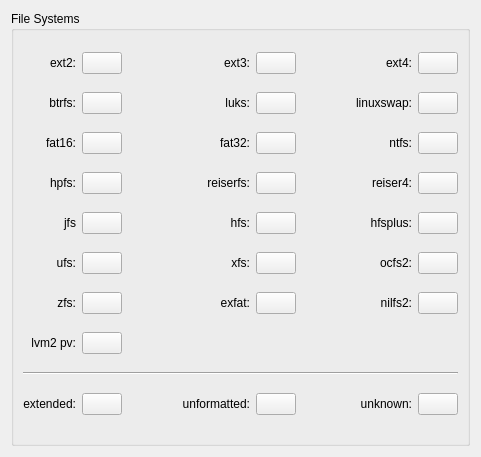
Old version of the form src/config/configurepagefilesystemcolors.ui in the repository KDE/partitionmanager.
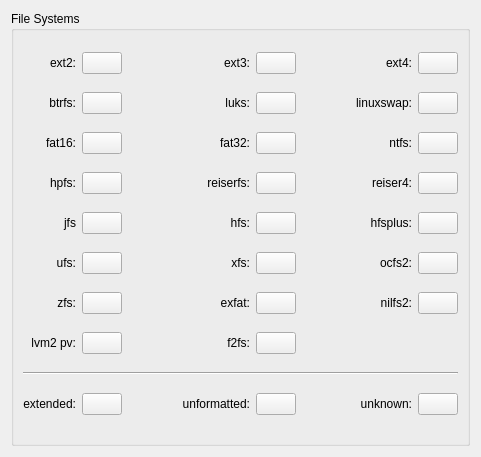
New version of the form. Custom widgets are drawn as their Qt base class.

Commit message: Add basic support for F2FS. Bump version to 2.0.50 Bug: 359795

```diff
--- a/src/config/configurepagefilesystemcolors.ui
+++ b/src/config/configurepagefilesystemcolors.ui
@@ -632,6 +632,22 @@
       <item row="7" column="1">
        <widget class="KColorButton" name="kcfg_fileSystemColorCode24"/>
       </item>
+      <item row="7" column="3">
+       <widget class="QLabel" name="textLabel_29">
+        <property name="text">
+         <string>f2fs:</string>
+        </property>
+        <property name="alignment">
+         <set>Qt::AlignRight|Qt::AlignTrailing|Qt::AlignVCenter</set>
+        </property>
+        <property name="wordWrap">
+         <bool>false</bool>
+        </property>
+       </widget>
+      </item>
+      <item row="7" column="4">
+       <widget class="KColorButton" name="kcfg_fileSystemColorCode25"/>
+      </item>
      </layout>
     </widget>
    </item>
```
The commit also changes 2 other files.
